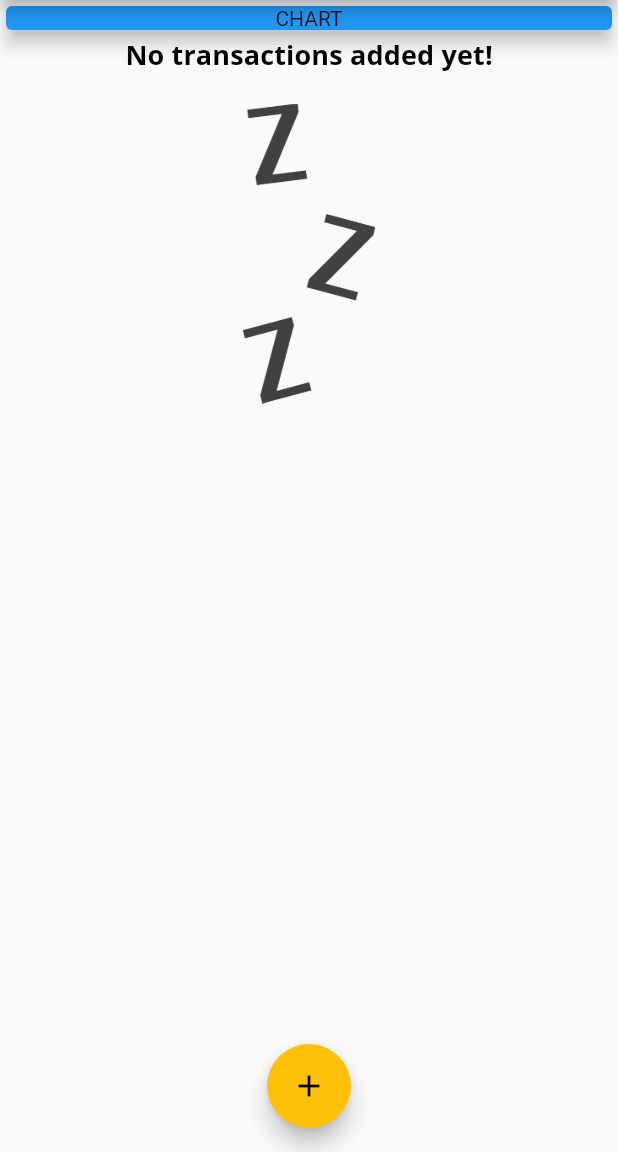
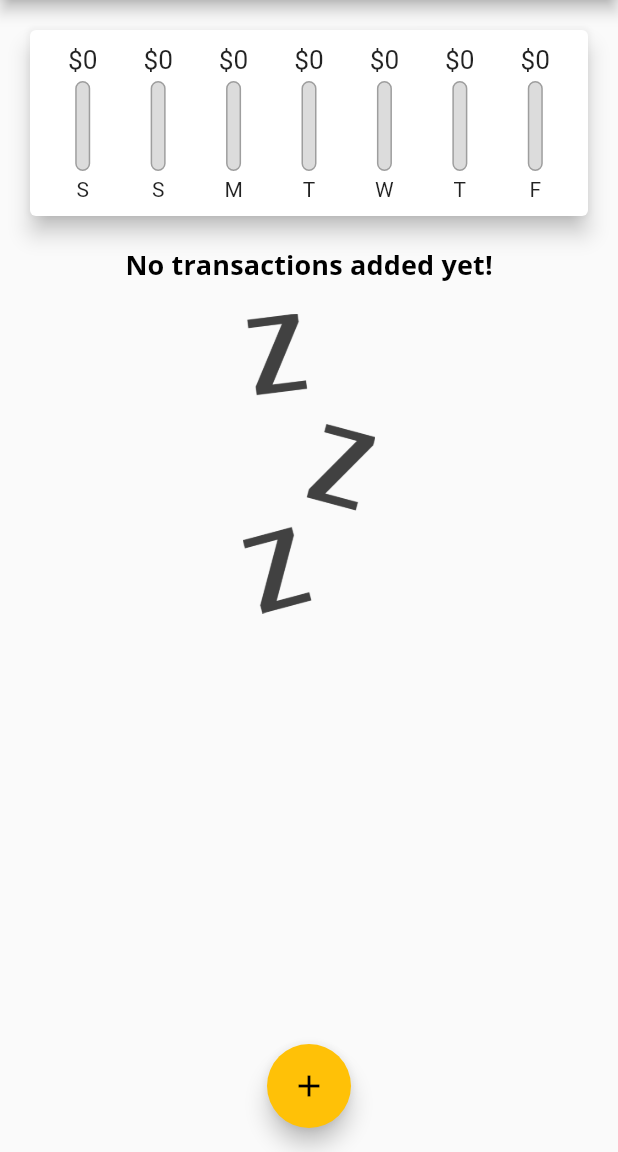
Before and after one commit to GitKurmax/flutter-expenses-app, a Flutter app: the screen it shows after launch, on a phone screen of 412 x 824 dp, the part 84-1236 px from its top. Run offline on Flutter 3.47's test engine with Material 2 defaults, Android fonts, the phone set to English and light mode, and no system bars.

```diff
--- a/lib/main.dart
+++ b/lib/main.dart
@@ -2,6 +2,7 @@ import 'package:expenses/widgets/new_transaction.dart';
 import 'package:flutter/material.dart';
 import './widgets/transaction_list.dart';
 import './models/transaction.dart';
+import './widgets/chart.dart';
 
 void main() {
   runApp(const MyApp());
@@ -19,12 +20,19 @@ class MyApp extends StatelessWidget {
             primarySwatch: Colors.purple,
             accentColor: Colors.amber,
           ),
-          textTheme: ThemeData.light().textTheme.copyWith(titleSmall: TextStyle(
-            fontFamily: 'OpenSans', fontWeight: FontWeight.bold, fontSize: 18,
-          )),
+          textTheme: ThemeData.light().textTheme.copyWith(
+                titleSmall: TextStyle(
+                  fontFamily: 'OpenSans',
+                  fontWeight: FontWeight.bold,
+                  fontSize: 18,
+                ),
+              ),
           fontFamily: 'Quicksand',
           appBarTheme: AppBarTheme(
-              titleTextStyle: TextStyle(fontFamily: 'OpenSans', fontSize: 20, fontWeight: FontWeight.bold))),
+              titleTextStyle: TextStyle(
+                  fontFamily: 'OpenSans',
+                  fontSize: 20,
+                  fontWeight: FontWeight.bold))),
       home: MyHomePage(),
     );
   }
@@ -43,12 +51,22 @@ class MyHomePage extends StatefulWidget {
 class _MyHomePageState extends State<MyHomePage> {
   final List<Transaction> _userTransactions = [];
 
-  void _addNewTransaction(String txTitle, double txAmount) {
+  List<Transaction> get _recentTransactions {
+    return _userTransactions.where((tx) {
+      return tx.date.isAfter(
+        DateTime.now().subtract(
+          Duration(days: 7),
+        ),
+      );
+    }).toList();
+  }
+
+  void _addNewTransaction(String txTitle, double txAmount, DateTime date) {
     final newTx = Transaction(
         id: DateTime.now().toString(),
         title: txTitle,
         amount: txAmount,
-        date: DateTime.now());
+        date: date);
 
     setState(() {
       _userTransactions.add(newTx);
@@ -76,15 +94,7 @@ class _MyHomePageState extends State<MyHomePage> {
           mainAxisAlignment: MainAxisAlignment.start,
           crossAxisAlignment: CrossAxisAlignment.stretch,
           children: <Widget>[
-            Container(
-                width: double.infinity,
-                child: const Card(
-                    color: Colors.blue,
-                    elevation: 5,
-                    child: Text(
-                      'CHART',
-                      textAlign: TextAlign.center,
-                    ))),
+            Chart(_recentTransactions),
             TransactionList(_userTransactions)
           ],
         ),
--- /dev/null
+++ b/lib/widgets/chart.dart
@@ -0,0 +1,63 @@
+import 'package:expenses/widgets/chart_bar.dart';
+import 'package:flutter/material.dart';
+import 'package:intl/intl.dart';
+import '../models/transaction.dart';
+
+class Chart extends StatelessWidget {
+  final List<Transaction> recentTransactions;
+
+  Chart(this.recentTransactions);
+
+  List<Map<String, Object>> get groupedTransactionValues {
+    return List.generate(7, (index) {
+      final weekDay = DateTime.now().subtract(
+        Duration(days: index),
+      );
+
+      var totalSum = 0.0;
+
+      for (var i = 0; i < recentTransactions.length; i++) {
+        if (recentTransactions[i].date.day == weekDay.day &&
+            recentTransactions[i].date.month == weekDay.month &&
+            recentTransactions[i].date.year == weekDay.year) {
+          totalSum += recentTransactions[i].amount;
+        }
+      }
+
+      return {
+        'day': DateFormat.E().format(weekDay).substring(0, 1),
+        'amount': totalSum
+      };
+    }).reversed.toList();
+  }
+
+  double get totalSpending {
+    return groupedTransactionValues.fold(0.0, (sum, item) {
+      return sum + (item['amount'] as double);
+    });
+  }
+
+  @override
+  Widget build(BuildContext context) {
+    return Card(
+      elevation: 6,
+      margin: EdgeInsets.all(20),
+      child: Padding(
+        padding: EdgeInsets.all(10),
+        child: Row(
+          mainAxisAlignment: MainAxisAlignment.spaceAround,
+          children: groupedTransactionValues.map((data) {
+            return Flexible(
+              fit: FlexFit.tight,
+                child: ChartBar(
+                    (data['day'] as String),
+                    (data['amount'] as double),
+                    totalSpending == 0.0
+                        ? 0.0
+                        : (data['amount'] as double) / totalSpending));
+          }).toList(),
+        ),
+      ),
+    );
+  }
+}
--- /dev/null
+++ b/lib/widgets/chart_bar.dart
@@ -0,0 +1,52 @@
+import 'package:flutter/material.dart';
+
+class ChartBar extends StatelessWidget {
+  final String label;
+  final double spendingAmount;
+  final double spendingPctOfTotal;
+
+  ChartBar(this.label, this.spendingAmount, this.spendingPctOfTotal);
+
+  @override
+  Widget build(BuildContext context) {
+    return Column(
+      children: <Widget>[
+        Container(
+            height: 20,
+            child: FittedBox(
+              child: Text('\$${spendingAmount.toStringAsFixed(0)}'),
+            )),
+        SizedBox(
+          height: 4,
+        ),
+        Container(
+          height: 60,
+          width: 10,
+          child: Stack(
+            children: <Widget>[
+              Container(
+                decoration: BoxDecoration(
+                  border: Border.all(color: Colors.grey, width: 1.0),
+                  color: Color.fromRGBO(220, 220, 220, 1),
+                  borderRadius: BorderRadius.circular(10),
+                ),
+              ),
+              FractionallySizedBox(
+                heightFactor: spendingPctOfTotal,
+                child: Container(
+                  decoration: BoxDecoration(
+                      color: Theme.of(context).primaryColor,
+                      borderRadius: BorderRadius.circular(10)),
+                ),
+              )
+            ],
+          ),
+        ),
+        SizedBox(
+          height: 4,
+        ),
+        Text(label)
+      ],
+    );
+  }
+}
```
Also changed, not shown: lib/widgets/new_transaction.dart (+40 -8 lines), lib/widgets/transaction_list.dart (+23 -30 lines).
